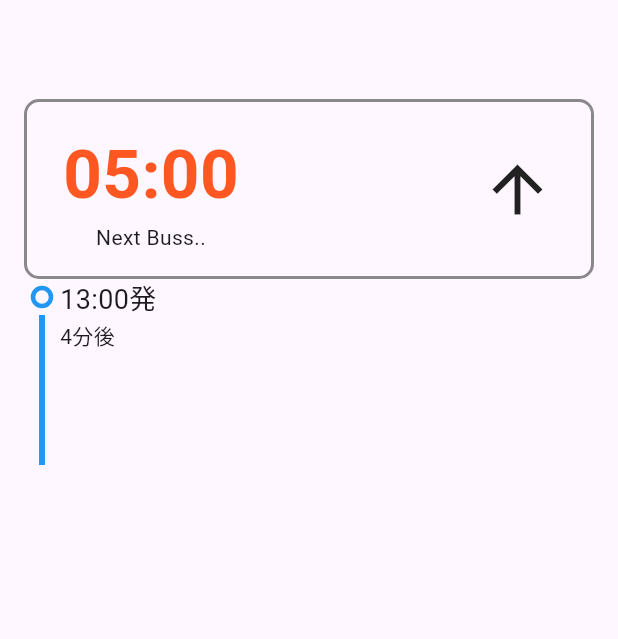
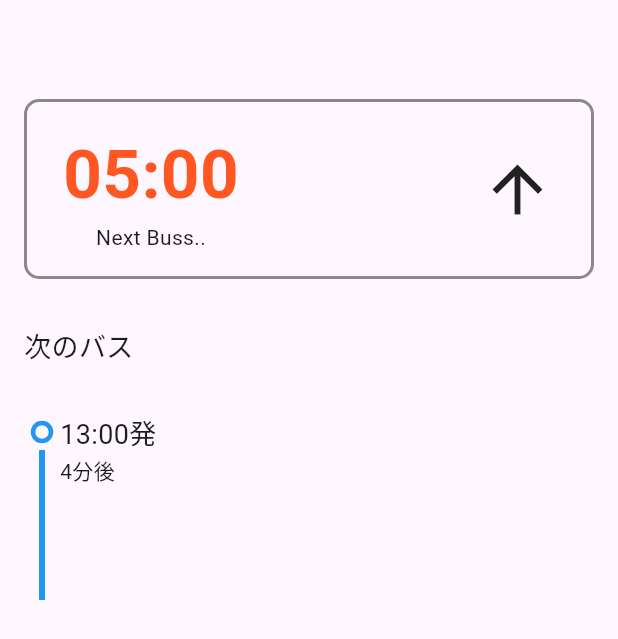
Before and after one commit to taratara10/buss_timetable, a Flutter app: the screen it shows after launch, on a phone screen of 412 x 824 dp. Shown: the top 639 px of the screen. Run offline on Flutter 3.47's test engine with Material 3 defaults, Android fonts, the phone set to English and light mode, and no system bars.

Commit message:
タイトル追加

```diff
--- a/lib/clock_screen.dart
+++ b/lib/clock_screen.dart
@@ -25,9 +25,18 @@ class _ClockContent extends StatelessWidget {
         child: Padding(
           padding: EdgeInsets.symmetric(vertical: 16, horizontal: 16),
           child: Column(
+            crossAxisAlignment: CrossAxisAlignment.start,
             children: [
               SizedBox(height: 50),
               ClockCard(),
+              SizedBox(height: 32),
+              Text(
+                '次のバス',
+                style: TextStyle(
+                  fontSize: 18,
+                ),
+              ),
+              SizedBox(height: 32),
               Timeline(),
             ],
           ),
```
